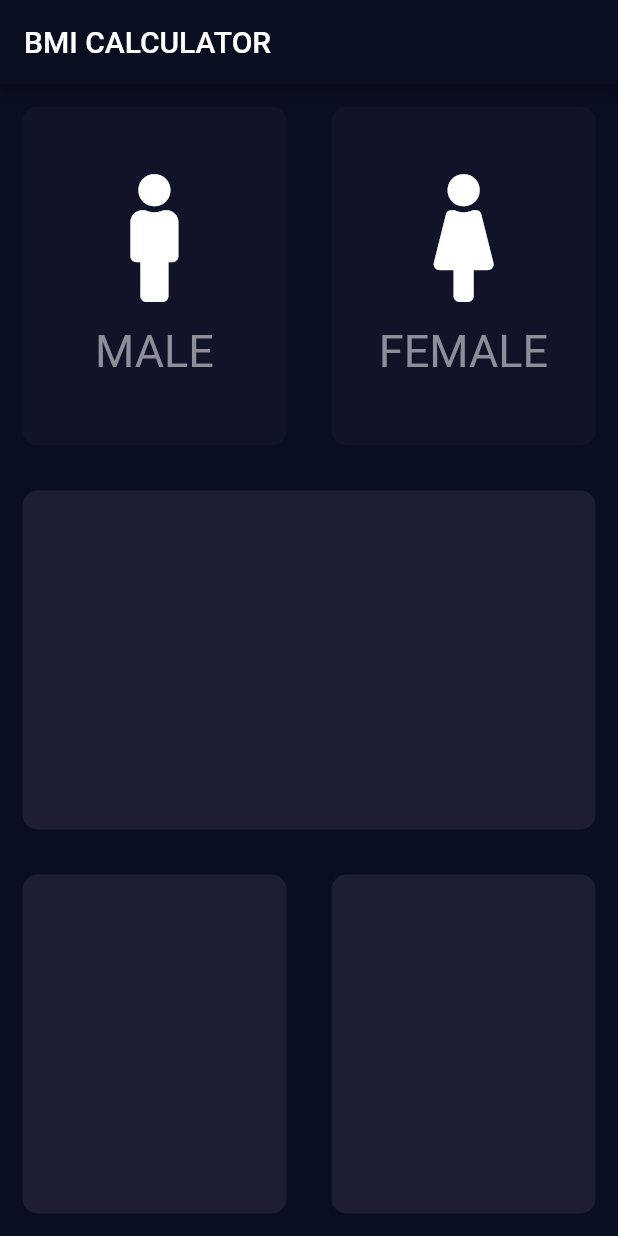
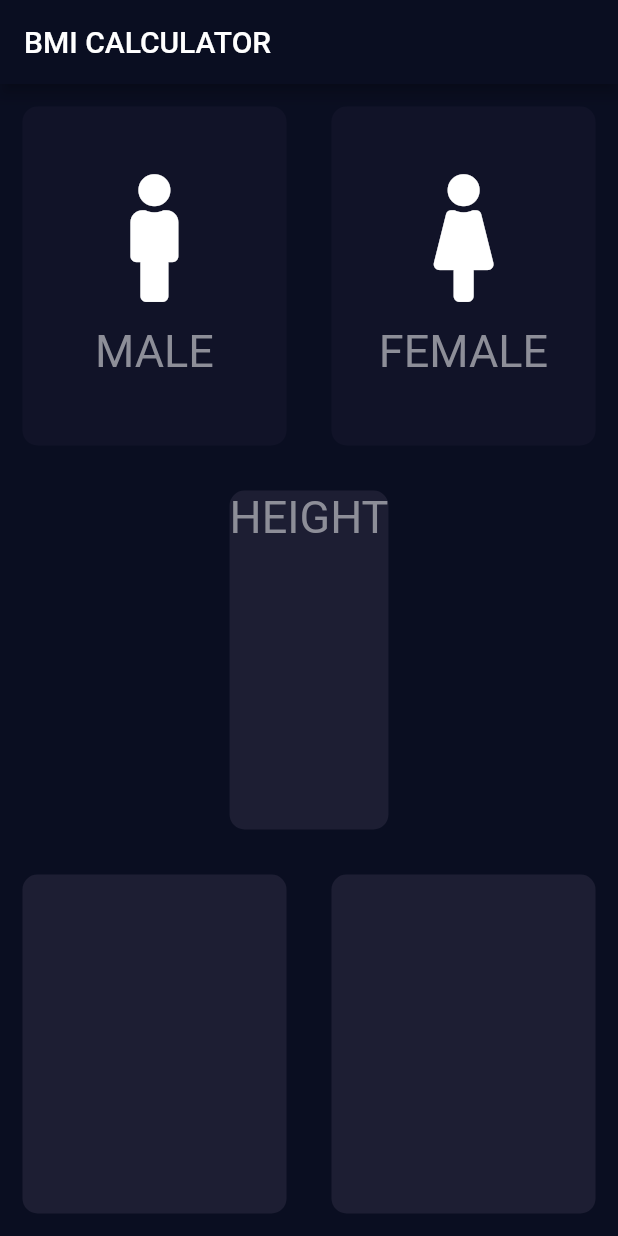
Before and after one commit to MuhammadBilal019/Bmi_Calculator, a Flutter app: the screen it shows after launch, on a phone screen of 412 x 824 dp. Run offline on Flutter 3.47's test engine with Material 2 defaults, Android fonts, the phone set to English and light mode, and no system bars; our stand-ins replace font_awesome_flutter.

Commit message:
Use of Seperate Constant File Lec:63

```diff
--- /dev/null
+++ b/lib/ConstantFile.dart
@@ -0,0 +1,8 @@
+import 'package:flutter/material.dart';
+
+const activecolor= Color(0xFF1D1E33);
+const deactivecolor= Color(0xFF111328);
+const KLabelStyle=TextStyle(
+fontSize: 30.0,
+color: Color(0xFF8D8E98),
+);
--- a/lib/IconTextFile.dart
+++ b/lib/IconTextFile.dart
@@ -1,4 +1,5 @@
 import 'package:flutter/material.dart';
+import 'ConstantFile.dart';
 
 class RepeatTextandIconWidget extends StatelessWidget {
   RepeatTextandIconWidget({@required this.icondata,this.label});
@@ -19,10 +20,7 @@ class RepeatTextandIconWidget extends StatelessWidget {
         ),
         Text(
           label,
-          style: TextStyle(
-            fontSize: 30.0,
-            color: Color(0xFF8D8E98),
-          ),
+          style: KLabelStyle,
         ),
       ],
     );
--- a/lib/input_page.dart
+++ b/lib/input_page.dart
@@ -1,10 +1,10 @@
+import 'package:bmi_calculator/ConstantFile.dart';
 import 'package:flutter/material.dart';
 import 'package:font_awesome_flutter/font_awesome_flutter.dart';
 import 'ContainerFile.dart';
 import 'IconTextFile.dart';
+import 'ConstantFile.dart';
 
-const activecolor= Color(0xFF1D1E33);
-const deactivecolor= Color(0xFF111328);
 enum Gender
 {
   male,
@@ -61,11 +61,15 @@ class _InputPageState extends State<InputPage> {
           ]),
         ),
         Expanded(
-          child: Container(
-            margin: EdgeInsets.all(15.0),
-            decoration: BoxDecoration(
-              color: Color(0xFF1D1E33),
-              borderRadius: BorderRadius.circular(10.0),
+          child: new RepeatContainerCode(
+            colors: Color(0xFF1D1E33),
+            cardWidget: Column(
+              children: <Widget>[
+                Text(
+                  'HEIGHT',
+                  style: KLabelStyle,
+                ),
+              ],
             ),
           ),
         ),
```
